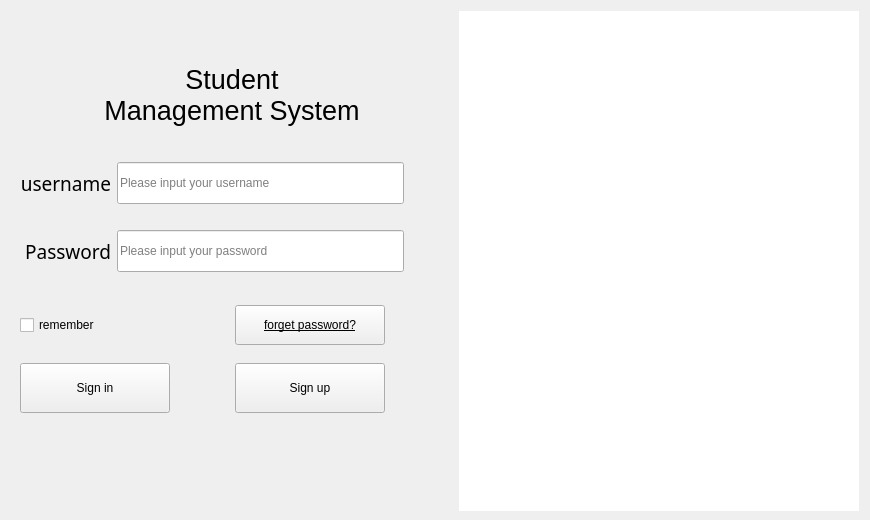
Qt form student/page_login.ui (OY-YH/student-management-system) before a commit.
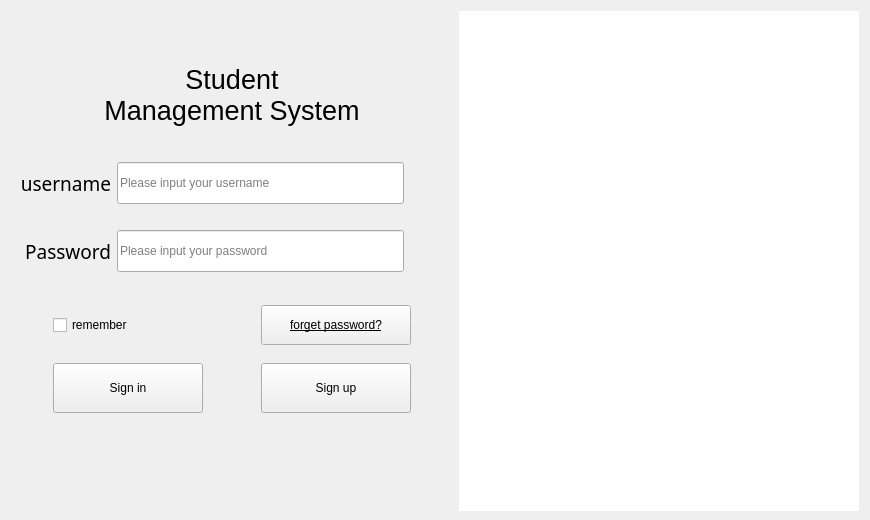
The same form after that commit. Icons and pictures are not drawn.

```diff
--- a/student/page_login.ui
+++ b/student/page_login.ui
@@ -249,7 +249,7 @@
       <property name="topMargin">
        <number>0</number>
       </property>
-      <item row="3" column="3">
+      <item row="3" column="4">
        <widget class="QPushButton" name="btn_register">
         <property name="minimumSize">
          <size>
@@ -257,6 +257,12 @@
           <height>50</height>
          </size>
         </property>
+        <property name="maximumSize">
+         <size>
+          <width>150</width>
+          <height>16777215</height>
+         </size>
+        </property>
         <property name="styleSheet">
          <string notr="true"/>
         </property>
@@ -265,49 +271,45 @@
         </property>
        </widget>
       </item>
-      <item row="3" column="4">
-       <spacer name="horizontalSpacer_3">
-        <property name="orientation">
-         <enum>Qt::Horizontal</enum>
-        </property>
-        <property name="sizeHint" stdset="0">
-         <size>
-          <width>40</width>
-          <height>20</height>
-         </size>
-        </property>
-       </spacer>
-      </item>
-      <item row="4" column="2">
-       <spacer name="verticalSpacer">
-        <property name="orientation">
-         <enum>Qt::Vertical</enum>
-        </property>
-        <property name="sizeType">
-         <enum>QSizePolicy::Maximum</enum>
-        </property>
-        <property name="sizeHint" stdset="0">
-         <size>
-          <width>20</width>
-          <height>35</height>
-         </size>
-        </property>
-       </spacer>
-      </item>
-      <item row="3" column="2">
+      <item row="3" column="3">
        <spacer name="horizontalSpacer_2">
         <property name="orientation">
          <enum>Qt::Horizontal</enum>
         </property>
+        <property name="sizeType">
+         <enum>QSizePolicy::Minimum</enum>
+        </property>
         <property name="sizeHint" stdset="0">
          <size>
-          <width>35</width>
+          <width>40</width>
           <height>20</height>
          </size>
         </property>
        </spacer>
       </item>
-      <item row="1" column="3">
+      <item row="3" column="1">
+       <widget class="QPushButton" name="bin_login">
+        <property name="minimumSize">
+         <size>
+          <width>150</width>
+          <height>50</height>
+         </size>
+        </property>
+        <property name="maximumSize">
+         <size>
+          <width>150</width>
+          <height>16777215</height>
+         </size>
+        </property>
+        <property name="styleSheet">
+         <string notr="true"/>
+        </property>
+        <property name="text">
+         <string>Sign in</string>
+        </property>
+       </widget>
+      </item>
+      <item row="1" column="4">
        <widget class="QPushButton" name="btn_forget">
         <property name="minimumSize">
          <size>
@@ -334,7 +336,20 @@
         </property>
        </widget>
       </item>
-      <item row="2" column="3">
+      <item row="3" column="5">
+       <spacer name="horizontalSpacer_3">
+        <property name="orientation">
+         <enum>Qt::Horizontal</enum>
+        </property>
+        <property name="sizeHint" stdset="0">
+         <size>
+          <width>40</width>
+          <height>20</height>
+         </size>
+        </property>
+       </spacer>
+      </item>
+      <item row="2" column="4">
        <spacer name="verticalSpacer_4">
         <property name="orientation">
          <enum>Qt::Vertical</enum>
@@ -350,29 +365,61 @@
         </property>
        </spacer>
       </item>
-      <item row="3" column="0">
-       <widget class="QPushButton" name="bin_login">
-        <property name="minimumSize">
+      <item row="4" column="3">
+       <spacer name="verticalSpacer">
+        <property name="orientation">
+         <enum>Qt::Vertical</enum>
+        </property>
+        <property name="sizeType">
+         <enum>QSizePolicy::Maximum</enum>
+        </property>
+        <property name="sizeHint" stdset="0">
          <size>
-          <width>150</width>
-          <height>50</height>
+          <width>20</width>
+          <height>35</height>
          </size>
         </property>
-        <property name="styleSheet">
-         <string notr="true"/>
-        </property>
-        <property name="text">
-         <string>Sign in</string>
-        </property>
-       </widget>
+       </spacer>
       </item>
-      <item row="1" column="0">
+      <item row="1" column="1">
        <widget class="QCheckBox" name="cb_remember">
+        <property name="minimumSize">
+         <size>
+          <width>0</width>
+          <height>40</height>
+         </size>
+        </property>
         <property name="text">
          <string>remember</string>
         </property>
        </widget>
       </item>
+      <item row="3" column="0">
+       <spacer name="horizontalSpacer_4">
+        <property name="orientation">
+         <enum>Qt::Horizontal</enum>
+        </property>
+        <property name="sizeHint" stdset="0">
+         <size>
+          <width>40</width>
+          <height>20</height>
+         </size>
+        </property>
+       </spacer>
+      </item>
+      <item row="1" column="2" colspan="2">
+       <spacer name="horizontalSpacer_5">
+        <property name="orientation">
+         <enum>Qt::Horizontal</enum>
+        </property>
+        <property name="sizeHint" stdset="0">
+         <size>
+          <width>40</width>
+          <height>20</height>
+         </size>
+        </property>
+       </spacer>
+      </item>
      </layout>
     </widget>
    </item>
```
